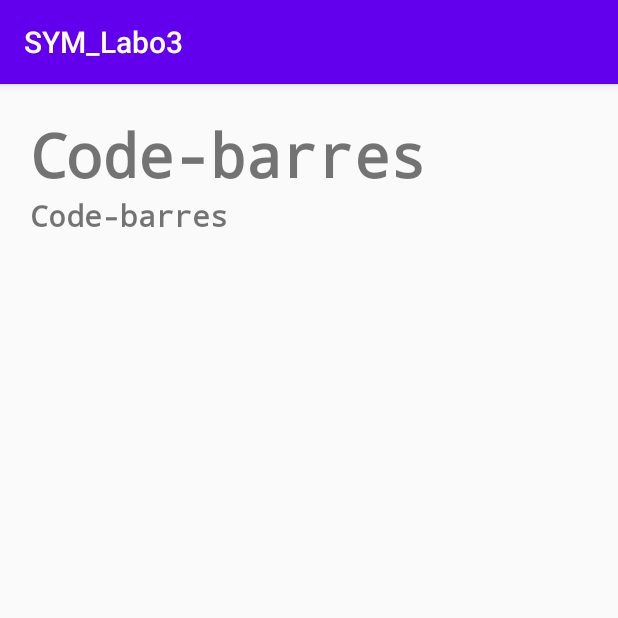
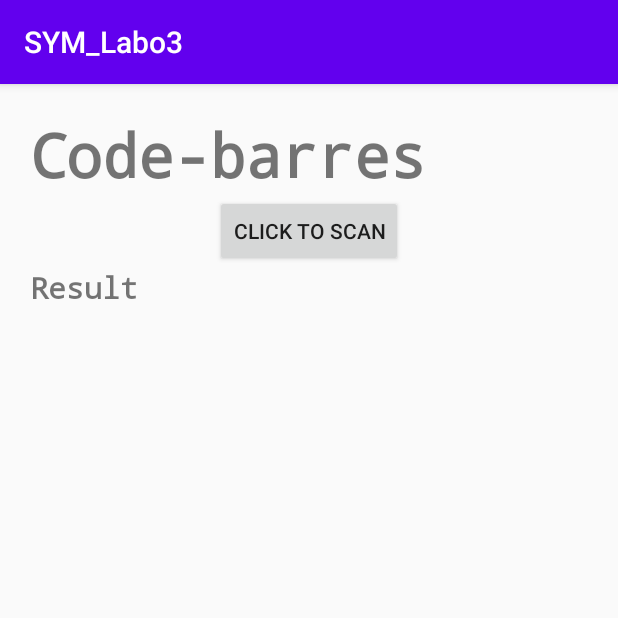
Before and after one commit to Ikewolf77/SYM_Labo3, an Android app: the Activity1 screen opened directly, with no data from a screen before it, on a phone screen of 412 x 824 dp, the top half of it. Run offline under Robolectric (Android 15) with nearby library versions, the phone set to English and light mode, and no system bars; libraries missing offline, so code that uses them is left out: com.google.zxing.integration.

Commit message:
NoSuchMethodError crash

```diff
--- a/app/build.gradle
+++ b/app/build.gradle
@@ -27,9 +27,9 @@ android {
 dependencies {
     implementation fileTree(dir: "libs", include: ["*.jar"])
     implementation "org.jetbrains.kotlin:kotlin-stdlib:$kotlin_version"
-    implementation 'androidx.core:core-ktx:1.3.1'
+    implementation 'androidx.core:core-ktx:1.3.2'
     implementation 'androidx.appcompat:appcompat:1.2.0'
-    implementation 'androidx.constraintlayout:constraintlayout:2.0.1'
+    implementation 'androidx.constraintlayout:constraintlayout:2.0.4'
     implementation 'com.journeyapps:zxing-android-embedded:4.1.0'
     testImplementation 'junit:junit:4.12'
     androidTestImplementation 'androidx.test.ext:junit:1.1.2'
--- a/app/src/main/AndroidManifest.xml
+++ b/app/src/main/AndroidManifest.xml
@@ -11,7 +11,8 @@
         android:label="@string/app_name"
         android:roundIcon="@mipmap/ic_launcher_round"
         android:supportsRtl="true"
-        android:theme="@style/AppTheme">
+        android:theme="@style/AppTheme"
+        android:networkSecurityConfig="@xml/network_security_config">
         <activity android:name=".MainActivity">
             <intent-filter>
                 <action android:name="android.intent.action.MAIN" />
--- a/app/src/main/java/com/moodboardapp/sym_labo2/Activity1.kt
+++ b/app/src/main/java/com/moodboardapp/sym_labo2/Activity1.kt
@@ -2,19 +2,28 @@ package com.moodboardapp.sym_labo2
 
 import android.content.Intent
 import android.os.Bundle
+import android.widget.Button
+import android.widget.TextView
 import android.widget.Toast
 import androidx.appcompat.app.AppCompatActivity
 import com.google.zxing.integration.android.IntentIntegrator
 
 
 class Activity1 : AppCompatActivity() {
-    /* Code-barres */
+
+    private lateinit var scanButton: Button
+    private lateinit var scanResult: TextView
 
     override fun onCreate(savedInstanceState: Bundle?) {
         super.onCreate(savedInstanceState)
         setContentView(R.layout.activity_1)
 
-        IntentIntegrator(this).initiateScan()
+        scanButton = findViewById(R.id.button_BarCode)
+        scanResult = findViewById(R.id.res_BarCode)
+
+        scanButton.setOnClickListener{
+            IntentIntegrator(this).initiateScan()
+        }
     }
 
     // Get the results:
--- a/app/src/main/res/layout/activity_1.xml
+++ b/app/src/main/res/layout/activity_1.xml
@@ -9,7 +9,7 @@
     android:padding="20dp">
 
     <TextView
-        android:id="@+id/title"
+        android:id="@+id/title_barCode"
         android:layout_width="match_parent"
         android:layout_height="wrap_content"
         app:layout_constraintTop_toTopOf="parent"
@@ -18,11 +18,21 @@
         android:textSize="40sp"
         android:fontFamily="monospace"/>
 
+    <Button
+        android:id="@+id/button_BarCode"
+        android:layout_height="wrap_content"
+        android:layout_width="wrap_content"
+        android:text="@string/button_1"
+        app:layout_constraintTop_toBottomOf="@+id/title_barCode"
+        app:layout_constraintLeft_toLeftOf="parent"
+        app:layout_constraintRight_toRightOf="parent"/>
+
     <TextView
+        android:id="@+id/res_BarCode"
         android:layout_width="match_parent"
         android:layout_height="wrap_content"
-        app:layout_constraintTop_toBottomOf="@id/title"
-        android:text="@string/activity_1_title"
+        app:layout_constraintTop_toBottomOf="@id/button_BarCode"
+        android:text="@string/result"
         android:textStyle="bold"
         android:textSize="20sp"
         android:fontFamily="monospace"/>
--- a/app/src/main/res/values/strings.xml
+++ b/app/src/main/res/values/strings.xml
@@ -3,7 +3,9 @@
     <string name="activity_1">Code-barres</string>
     <string name="activity_2">iBeacon</string>
     <string name="activity_3">NFC</string>
-    <string name="activity_1_title">Code-barres</string>
     <string name="activity_2_title">iBeacon</string>
     <string name="activity_3_title">NFC</string>
+
+    <string name="result">Result</string>
+    <string name="button_1">Click to scan</string>
 </resources>
```
